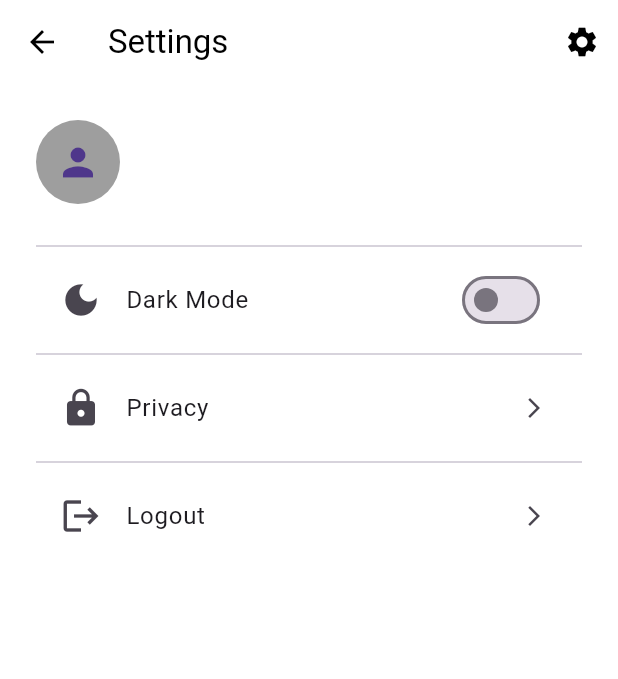
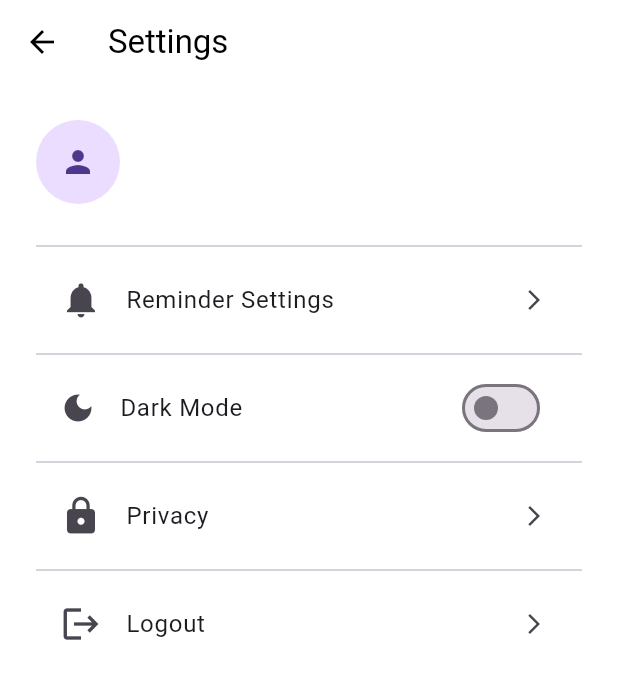
Before and after one commit to idilsunar/CS310-Project, a Flutter app: the SettingsScreen screen opened directly, on a phone screen of 412 x 824 dp. Shown: the top 679 px of the screen. Run offline on Flutter 3.47's test engine with Material 3 defaults, Android fonts, the phone set to English and light mode, and no system bars; our stand-ins replace cloud_firestore, firebase_auth, firebase_core, shared_preferences; accounts and stored records are empty.

Commit message:
class SettingsScreen extends StatelessWidget

```diff
--- a/habitflow_app/lib/screens/settings_screen.dart
+++ b/habitflow_app/lib/screens/settings_screen.dart
@@ -2,18 +2,19 @@ import 'package:flutter/material.dart';
 import 'package:provider/provider.dart';
 import '../providers/auth_provider.dart';
 import '../providers/preferences_provider.dart';
+import 'reminder_setting_screen.dart';
 
-class SettingsScreen extends StatefulWidget {
+class SettingsScreen extends StatelessWidget {
   final bool showAppBar;
 
   const SettingsScreen({super.key, this.showAppBar = true});
 
-  @override
-  State<SettingsScreen> createState() => _SettingsScreenState();
-}
-
-class _SettingsScreenState extends State<SettingsScreen> {
-  Widget buildTile(IconData icon, String title, {VoidCallback? onTap}) {
+  Widget buildTile(
+    BuildContext context,
+    IconData icon,
+    String title, {
+    VoidCallback? onTap,
+  }) {
     return ListTile(
       leading: Icon(icon, size: 28),
       title: Text(title, style: const TextStyle(fontSize: 16)),
@@ -22,82 +23,28 @@ class _SettingsScreenState extends State<SettingsScreen> {
     );
   }
 
-  void _showPrivacyDialog() {
+  void _showPrivacyDialog(BuildContext context) {
     showDialog(
       context: context,
-      builder: (BuildContext context) {
-        return Dialog(
-          shape: RoundedRectangleBorder(
-            borderRadius: BorderRadius.circular(20),
-          ),
-          child: Container(
-            padding: const EdgeInsets.all(24),
-            decoration: BoxDecoration(
-              borderRadius: BorderRadius.circular(20),
-              color: Colors.white,
-            ),
-            child: Column(
-              mainAxisSize: MainAxisSize.min,
-              children: [
-                const Icon(
-                  Icons.lock_outline,
-                  size: 48,
-                  color: Colors.blue,
-                ),
-                const SizedBox(height: 16),
-                const Text(
-                  'Privacy Policy',
-                  style: TextStyle(
-                    fontSize: 22,
-                    fontWeight: FontWeight.bold,
-                  ),
-                ),
-                const SizedBox(height: 16),
-                const Text(
-                  'We value your privacy and are committed to protecting your personal information. Your habit data is stored locally on your device and is never shared with third parties without your explicit consent.\n\nWe collect minimal data necessary to provide you with the best experience and continuously improve our services.',
-                  textAlign: TextAlign.center,
-                  style: TextStyle(
-                    fontSize: 14,
-                    color: Colors.grey,
-                    height: 1.5,
-                  ),
-                ),
-                const SizedBox(height: 24),
-                SizedBox(
-                  width: double.infinity,
-                  child: ElevatedButton(
-                    onPressed: () {
-                      Navigator.of(context).pop();
-                    },
-                    style: ElevatedButton.styleFrom(
-                      backgroundColor: Colors.blue,
-                      foregroundColor: Colors.white,
-                      padding: const EdgeInsets.symmetric(vertical: 14),
-                      shape: RoundedRectangleBorder(
-                        borderRadius: BorderRadius.circular(12),
-                      ),
-                    ),
-                    child: const Text(
-                      'OK',
-                      style: TextStyle(
-                        fontSize: 16,
-                        fontWeight: FontWeight.w600,
-                      ),
-                    ),
-                  ),
-                ),
-              ],
-            ),
-          ),
-        );
-      },
+      builder: (_) => AlertDialog(
+        title: const Text("Privacy Policy"),
+        content: const Text(
+          "Your data is stored securely and synchronized with Firebase.",
+        ),
+        actions: [
+          TextButton(
+            onPressed: () => Navigator.pop(context),
+            child: const Text("OK"),
+          )
+        ],
+      ),
     );
   }
 
   @override
   Widget build(BuildContext context) {
     return Consumer2<AuthProvider, PreferencesProvider>(
-      builder: (context, authProvider, prefsProvider, _) {
+      builder: (context, auth, prefs, _) {
         final content = Padding(
           padding: const EdgeInsets.all(24),
           child: ListView(
@@ -106,63 +53,90 @@ class _SettingsScreenState extends State<SettingsScreen> {
                 children: [
                   const CircleAvatar(
                     radius: 28,
-                    backgroundColor: Colors.grey,
-                    child: Icon(Icons.person, size: 30),
+                    child: Icon(Icons.person),
                   ),
                   const SizedBox(width: 12),
                   Column(
                     crossAxisAlignment: CrossAxisAlignment.start,
                     children: [
                       Text(
-                        authProvider.currentUser?.email?.split('@')[0] ?? "HabitFlowUser",
-                        style: const TextStyle(fontSize: 17, fontWeight: FontWeight.bold)
+                        auth.currentUser?.email?.split('@')[0] ??
+                            "HabitFlowUser",
+                        style: const TextStyle(
+                          fontSize: 17,
+                          fontWeight: FontWeight.bold,
+                        ),
                       ),
                       Text(
-                        authProvider.currentUser?.email ?? "habitflow@app.com",
-                        style: const TextStyle(color: Colors.grey, fontSize: 14)
+                        auth.currentUser?.email ?? "",
+                        style:
+                            const TextStyle(fontSize: 14, color: Colors.grey),
                       ),
                     ],
-                  )
+                  ),
                 ],
               ),
               const SizedBox(height: 20),
               const Divider(),
+
+              /// 🔔 Reminder Settings → ileri geçiş
+              buildTile(
+                context,
+                Icons.notifications,
+                "Reminder Settings",
+                onTap: () {
+                  Navigator.push(
+                    context,
+                    MaterialPageRoute(
+                      builder: (_) => const ReminderSettingScreen(),
+                    ),
+                  );
+                },
+              ),
+
+              const Divider(),
+
+              /// 🌙 Dark Mode
               ListTile(
-                leading: const Icon(Icons.dark_mode, size: 28),
-                title: const Text("Dark Mode", style: TextStyle(fontSize: 16)),
+                leading: const Icon(Icons.dark_mode),
+                title: const Text("Dark Mode"),
                 trailing: Switch(
-                  value: prefsProvider.isDarkMode,
-                  onChanged: (value) {
-                    prefsProvider.toggleTheme();
-                  },
+                  value: prefs.isDarkMode,
+                  onChanged: (_) => prefs.toggleTheme(),
                 ),
               ),
+
               const Divider(),
-              buildTile(Icons.lock, "Privacy", onTap: _showPrivacyDialog),
+
+              /// 🔐 Privacy
+              buildTile(
+                context,
+                Icons.lock,
+                "Privacy",
+                onTap: () => _showPrivacyDialog(context),
+              ),
+
               const Divider(),
-              buildTile(Icons.logout, "Logout", onTap: () async {
-                await authProvider.logout();
-              }),
+
+              /// 🚪 Logout
+              buildTile(
+                context,
+                Icons.logout,
+                "Logout",
+                onTap: () async {
+                  await auth.logout();
+                },
+              ),
             ],
           ),
         );
 
-        if (widget.showAppBar) {
-          return Scaffold(
-            appBar: AppBar(
-              title: const Text("Settings"),
-              actions: const [
-                Padding(
-                  padding: EdgeInsets.only(right: 12),
-                  child: Icon(Icons.settings),
-                )
-              ],
-            ),
-            body: content,
-          );
-        }
+        if (!showAppBar) return content;
 
-        return content;
+        return Scaffold(
+          appBar: AppBar(title: const Text("Settings")),
+          body: content,
+        );
       },
     );
   }
```
